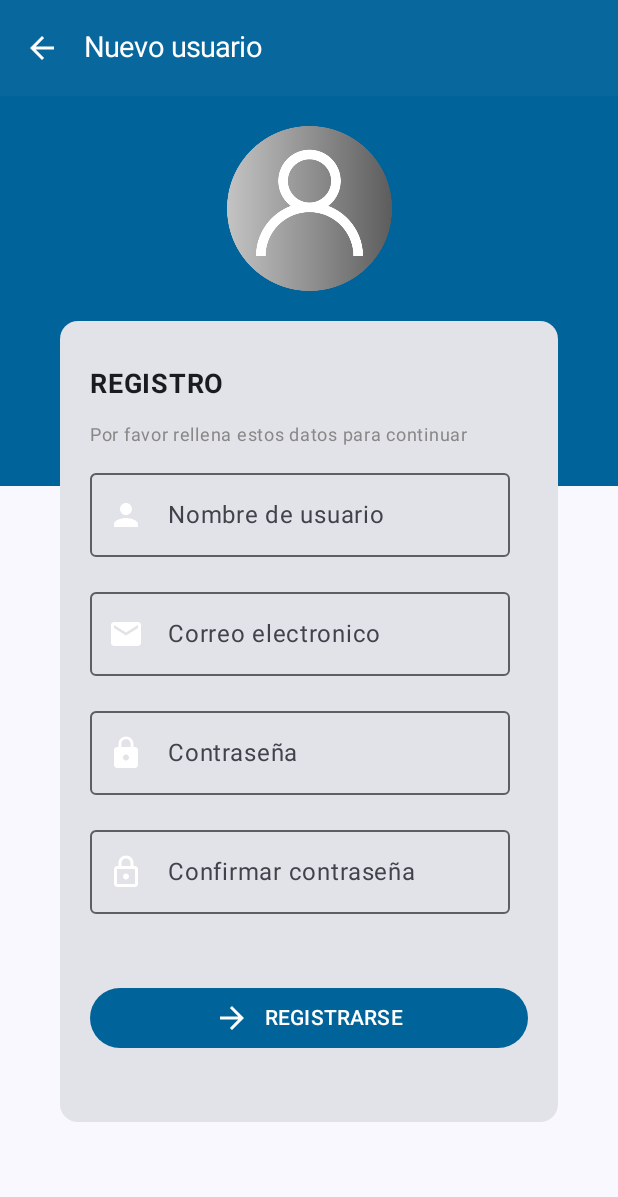
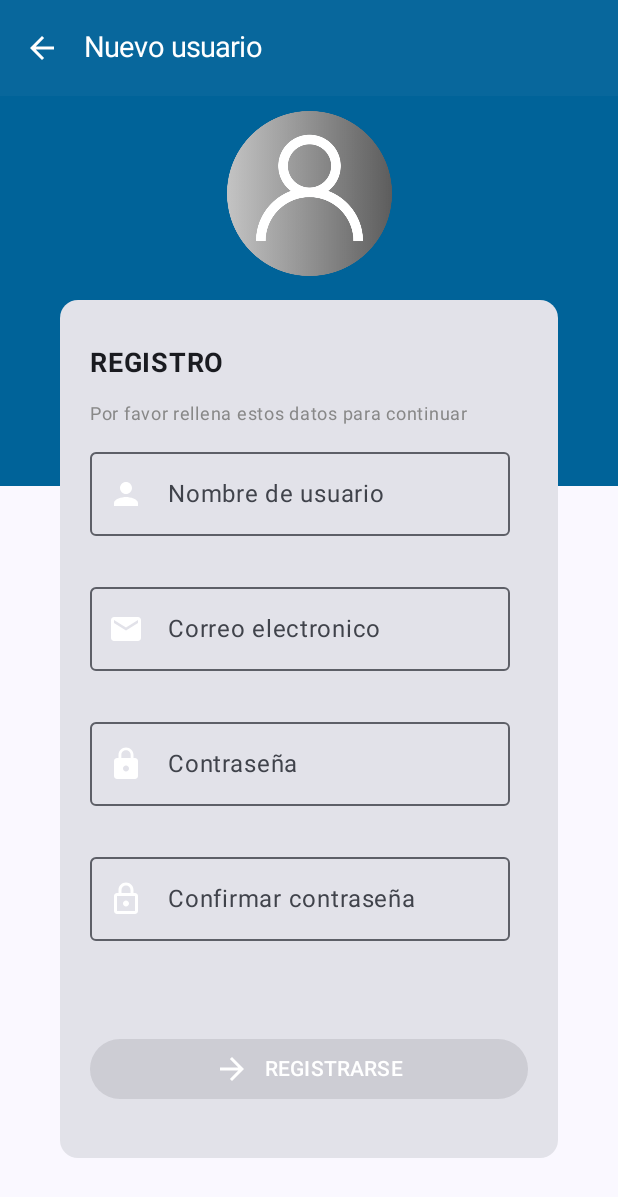
Before and after one commit to Saulo022/ULPGCarApp, an Android app built with Jetpack Compose: the SignupScreen screen opened through its navigation route, on a phone screen of 412 x 824 dp. Shown: the top 1197 px of the screen. Run offline under Robolectric (Android 15) with nearby library versions, the phone set to English and light mode, and no system bars; our stand-ins replace Dagger/Hilt's generated code.

Commit message:
Implementando validaciones para los formularios de Login y Signup

```diff
--- a/app/src/main/java/com/saulo/ulpgcarapp/presentation/components/DefaultButton.kt
+++ b/app/src/main/java/com/saulo/ulpgcarapp/presentation/components/DefaultButton.kt
@@ -1,9 +1,6 @@
 package com.saulo.ulpgcarapp.presentation.components
 
-import androidx.compose.foundation.layout.Spacer
-import androidx.compose.foundation.layout.fillMaxWidth
-import androidx.compose.foundation.layout.padding
-import androidx.compose.foundation.layout.width
+import androidx.compose.foundation.layout.*
 import androidx.compose.material.icons.Icons
 import androidx.compose.material.icons.filled.ArrowForward
 import androidx.compose.material3.Button
@@ -18,7 +15,6 @@ import androidx.compose.ui.unit.dp
 import com.saulo.ulpgcarapp.presentation.ui.theme.Blue400
 
 
-
 @Composable
 fun DefaultButton(
     modifier: Modifier,
@@ -26,15 +22,15 @@ fun DefaultButton(
     onClick: () -> Unit,
     color: Color = Blue400,
     icon: ImageVector = Icons.Default.ArrowForward,
-    mainColor: Color = Color.White
+    mainColor: Color = Color.White,
+    enabled: Boolean = true
 ) {
 
     Button(
-        modifier = Modifier
-            .fillMaxWidth()
-            .padding(vertical = 45.dp),
+        modifier = modifier,
         onClick = { onClick() },
-        colors = ButtonDefaults.buttonColors(containerColor = color)
+        colors = ButtonDefaults.buttonColors(containerColor = color),
+        enabled = enabled
     ) {
         Icon(imageVector = icon, contentDescription = "", tint = mainColor)
         Spacer(modifier = Modifier.width(10.dp))
--- a/app/src/main/java/com/saulo/ulpgcarapp/presentation/components/DefaultTextField.kt
+++ b/app/src/main/java/com/saulo/ulpgcarapp/presentation/components/DefaultTextField.kt
@@ -1,5 +1,7 @@
 package com.saulo.ulpgcarapp.presentation.components
 
+import androidx.compose.foundation.layout.Column
+import androidx.compose.foundation.layout.padding
 import androidx.compose.foundation.text.KeyboardOptions
 import androidx.compose.material3.Icon
 import androidx.compose.material3.OutlinedTextField
@@ -11,22 +13,32 @@ import androidx.compose.ui.graphics.vector.ImageVector
 import androidx.compose.ui.text.input.KeyboardType
 import androidx.compose.ui.text.input.PasswordVisualTransformation
 import androidx.compose.ui.text.input.VisualTransformation
+import androidx.compose.ui.unit.dp
+import androidx.compose.ui.unit.sp
+import com.saulo.ulpgcarapp.presentation.ui.theme.Red700
 
 @Composable
 fun DefaultTextField(
     modifier: Modifier,
     value: String,
     onValueChange: (value: String) -> Unit,
+    validateField: () -> Unit = {},
     label: String,
     icon: ImageVector,
     keyboardType: KeyboardType = KeyboardType.Text,
-    hideText: Boolean = false
+    hideText: Boolean = false,
+    errorMsg: String = ""
 ) {
+
+    Column() {
 
         OutlinedTextField(
             modifier = modifier,
             value = value,
-        onValueChange = { onValueChange(it) },
+            onValueChange = {
+                onValueChange(it)
+                validateField()
+            },
             keyboardOptions = KeyboardOptions(keyboardType = keyboardType),
             label = { Text(text = label) },
             leadingIcon = {
@@ -39,4 +51,12 @@ fun DefaultTextField(
             visualTransformation = if (hideText) PasswordVisualTransformation() else VisualTransformation.None
         )
 
+        Text(
+            modifier = Modifier.padding(top = 2.dp),
+            text = errorMsg,
+            fontSize = 11.sp,
+            color = Red700
+        )
     }
+
+}
--- a/app/src/main/java/com/saulo/ulpgcarapp/presentation/screens/login/components/LoginContent.kt
+++ b/app/src/main/java/com/saulo/ulpgcarapp/presentation/screens/login/components/LoginContent.kt
@@ -81,18 +81,18 @@ fun LoginContent(viewModel: LoginViewModel = hiltViewModel()) {
                     color = Color.Gray
                 )
 
-                Spacer(modifier = Modifier.height(10.dp))
-
                 DefaultTextField(
                     modifier = Modifier.padding(top = 25.dp),
                     value = viewModel.email.value,
                     onValueChange = { viewModel.email.value = it },
                     label = "Correo Electronico",
                     icon = Icons.Default.Email,
-                    keyboardType = KeyboardType.Email
+                    keyboardType = KeyboardType.Email,
+                    errorMsg = viewModel.emailErrMsg.value,
+                    validateField = {
+                        viewModel.validateEmail()
+                    }
                 )
-
-                Spacer(modifier = Modifier.height(10.dp))
 
                 DefaultTextField(
                     modifier = Modifier.padding(top = 5.dp),
@@ -100,7 +100,11 @@ fun LoginContent(viewModel: LoginViewModel = hiltViewModel()) {
                     onValueChange = { viewModel.password.value = it },
                     label = "Contraseña",
                     icon = Icons.Default.Lock,
-                    hideText = true
+                    hideText = true,
+                    errorMsg = viewModel.passwordErrMsg.value,
+                    validateField = {
+                        viewModel.validatePassword()
+                    }
                 )
 
                 DefaultButton(modifier = Modifier
@@ -110,7 +114,8 @@ fun LoginContent(viewModel: LoginViewModel = hiltViewModel()) {
                     onClick = {
                         Log.d("LoginContent", "Email: ${viewModel.email.value}")
                         Log.d("LoginContent", "Email: ${viewModel.password.value}")
-                    }
+                    },
+                    enabled = viewModel.isEnabledLoginButton
                 )
             }
         }
--- /dev/null
+++ b/app/src/main/java/com/saulo/ulpgcarapp/presentation/screens/signup/SignupViewModel.kt
@@ -0,0 +1,100 @@
+package com.saulo.ulpgcarapp.presentation.screens.signup
+
+import android.util.Patterns
+import androidx.compose.runtime.MutableState
+import androidx.compose.runtime.mutableStateOf
+import androidx.lifecycle.ViewModel
+import dagger.hilt.android.lifecycle.HiltViewModel
+import javax.inject.Inject
+
+@HiltViewModel
+class SignupViewModel @Inject constructor() : ViewModel() {
+
+    //USERNAME
+    var username: MutableState<String> = mutableStateOf("")
+    var isUsernameValid: MutableState<Boolean> = mutableStateOf(false)
+    var usernameErrMsg: MutableState<String> = mutableStateOf("")
+
+    //EMAIL
+    var email: MutableState<String> = mutableStateOf("")
+    var isEmailValid: MutableState<Boolean> = mutableStateOf(false)
+    var emailErrMsg: MutableState<String> = mutableStateOf("")
+
+    //PASSWORD
+    var password: MutableState<String> = mutableStateOf("")
+    var isPasswordValid: MutableState<Boolean> = mutableStateOf(false)
+    var passwordErrMsg: MutableState<String> = mutableStateOf("")
+
+    //BUTTON
+    var isEnabledLoginButton = false
+
+    //CONFIRMAR CONTRASEÑA
+    var confirmPassword: MutableState<String> = mutableStateOf("")
+    var isConfirmPasswordValid: MutableState<Boolean> = mutableStateOf(false)
+    var confirmPasswordErrMsg: MutableState<String> = mutableStateOf("")
+
+
+    fun enabledLoginButton() {
+        isEnabledLoginButton =
+            isEmailValid.value &&
+            isPasswordValid.value &&
+            isUsernameValid.value &&
+            isConfirmPasswordValid.value
+    }
+
+
+    fun validateConfirmPassword() {
+
+        if (password.value == confirmPassword.value) {
+            isConfirmPasswordValid.value = true
+            confirmPasswordErrMsg.value = ""
+        } else {
+            isConfirmPasswordValid.value = false
+            confirmPasswordErrMsg.value = "Las contraseñas no coinciden"
+        }
+
+        enabledLoginButton()
+    }
+
+    fun validateUsername() {
+
+        if (username.value.length >= 5) {
+            isUsernameValid.value = true
+            usernameErrMsg.value = ""
+        } else {
+            isUsernameValid.value = false
+            usernameErrMsg.value = "Al menos 5 caracteres"
+        }
+
+        enabledLoginButton()
+    }
+
+
+    fun validateEmail() {
+
+        //ES UN EMAIL VALIDO
+        if (Patterns.EMAIL_ADDRESS.matcher(email.value).matches()) {
+            isEmailValid.value = true
+            emailErrMsg.value = ""
+        } else {
+            isEmailValid.value = false
+            emailErrMsg.value = "El email no es valido"
+        }
+
+        enabledLoginButton()
+    }
+
+
+    fun validatePassword() {
+        if (password.value.length >= 6) {
+            isPasswordValid.value = true
+            passwordErrMsg.value = ""
+        } else {
+            isPasswordValid.value = false
+            passwordErrMsg.value = "Al menos 6 caracteres"
+        }
+
+        enabledLoginButton()
+    }
+
+}
--- a/app/src/main/java/com/saulo/ulpgcarapp/presentation/screens/signup/components/SignupContent.kt
+++ b/app/src/main/java/com/saulo/ulpgcarapp/presentation/screens/signup/components/SignupContent.kt
@@ -18,27 +18,21 @@ import androidx.compose.ui.text.font.FontWeight
 import androidx.compose.ui.text.input.KeyboardType
 import androidx.compose.ui.unit.dp
 import androidx.compose.ui.unit.sp
+import androidx.hilt.navigation.compose.hiltViewModel
 import com.saulo.ulpgcarapp.R
 import com.saulo.ulpgcarapp.presentation.components.DefaultButton
 import com.saulo.ulpgcarapp.presentation.components.DefaultTextField
+import com.saulo.ulpgcarapp.presentation.screens.signup.SignupViewModel
 import com.saulo.ulpgcarapp.presentation.ui.theme.Blue400
 
 
 @Composable
-fun SignupContent(paddingValues: PaddingValues) {
-    Box(modifier = Modifier.fillMaxWidth().padding(top = paddingValues.calculateTopPadding())) {
+fun SignupContent(viewModel: SignupViewModel = hiltViewModel(), paddingValues: PaddingValues) {
 
-        BoxHeader()
-        CardForm()
-    }
-}
-
-
-@Composable
-fun BoxHeader() {
         Box(
             modifier = Modifier
                 .fillMaxWidth()
+                .padding(top = paddingValues.calculateTopPadding())
                 .height(260.dp)
                 .background(Blue400)
         ) {
@@ -48,7 +42,7 @@ fun BoxHeader() {
                 horizontalAlignment = Alignment.CenterHorizontally
             ) {
 
-            Spacer(modifier = Modifier.height(20.dp))
+                Spacer(modifier = Modifier.height(10.dp))
 
                 Image(
                     modifier = Modifier.height(110.dp),
@@ -58,22 +52,10 @@ fun BoxHeader() {
 
             }
         }
-}
-
-@Composable
-fun CardForm() {
-
-    var username by remember { mutableStateOf("") }
-
-    var email by remember { mutableStateOf("") }
-
-    var password by remember { mutableStateOf("") }
-
-    var confirmPassword by remember { mutableStateOf("") }
 
         Card(
             modifier = Modifier
-            .padding(start = 40.dp, end = 40.dp, top = 150.dp)
+                .padding(start = 40.dp, end = 40.dp, top = 200.dp)
         ) {
             Column(modifier = Modifier.padding(horizontal = 20.dp)) {
 
@@ -94,52 +76,56 @@ fun CardForm() {
 
                 DefaultTextField(
                     modifier = Modifier.padding(top = 5.dp),
-                value = username,
-                onValueChange = { username = it},
+                    value = viewModel.username.value,
+                    onValueChange = { viewModel.username.value = it },
                     label = "Nombre de usuario",
-                icon = Icons.Default.Person
+                    icon = Icons.Default.Person,
+                    errorMsg = viewModel.usernameErrMsg.value,
+                    validateField = { viewModel.validateUsername() }
                 )
 
 
-            Spacer(modifier = Modifier.height(10.dp))
+                DefaultTextField(
+                    modifier = Modifier.padding(top = 0.dp),
+                    value = viewModel.email.value,
+                    onValueChange = { viewModel.email.value = it },
+                    label = "Correo electronico",
+                    icon = Icons.Default.Email,
+                    keyboardType = KeyboardType.Email,
+                    errorMsg = viewModel.emailErrMsg.value,
+                    validateField = { viewModel.validateEmail() }
+                )
 
                 DefaultTextField(
-                modifier = Modifier.padding(top = 5.dp),
-                value = email,
-                onValueChange = { email = it},
-                label = "Correo electronico",
-                icon = Icons.Default.Email,
-                keyboardType = KeyboardType.Email
+                    modifier = Modifier.padding(top = 0.dp),
+                    value = viewModel.password.value,
+                    onValueChange = { viewModel.password.value = it },
+                    label = "Contraseña",
+                    icon = Icons.Default.Lock,
+                    hideText = true,
+                    errorMsg = viewModel.passwordErrMsg.value,
+                    validateField = { viewModel.validatePassword() }
                 )
 
-            Spacer(modifier = Modifier.height(10.dp))
-
                 DefaultTextField(
-                modifier = Modifier.padding(top = 5.dp),
-                value = password,
-                onValueChange = { password = it},
-                label = "Contraseña",
-                icon = Icons.Default.Lock,
-                hideText = true
-            )
-
-            Spacer(modifier = Modifier.height(10.dp))
-
-            DefaultTextField(
-                modifier = Modifier.padding(top = 5.dp),
-                value = confirmPassword,
-                onValueChange = { confirmPassword = it},
+                    modifier = Modifier.padding(top = 0.dp),
+                    value = viewModel.confirmPassword.value,
+                    onValueChange = { viewModel.confirmPassword.value = it },
                     label = "Confirmar contraseña",
                     icon = Icons.Outlined.Lock,
-                hideText = true
+                    hideText = true,
+                    errorMsg = viewModel.confirmPasswordErrMsg.value,
+                    validateField = { viewModel.validateConfirmPassword() }
                 )
 
                 DefaultButton(
                     modifier = Modifier
                         .fillMaxWidth()
-                .padding(vertical = 35.dp), text = "REGISTRARSE", onClick = { })
-
-
+                        .padding(vertical = 35.dp),
+                    text = "REGISTRARSE",
+                    onClick = { },
+                    enabled = viewModel.isEnabledLoginButton
+                )
             }
         }
 }
```
Also changed, not shown: app/src/main/java/com/saulo/ulpgcarapp/presentation/screens/login/LoginViewModel.kt (+42 -0 lines). Lines whose indentation alone changed are shown as unchanged.
